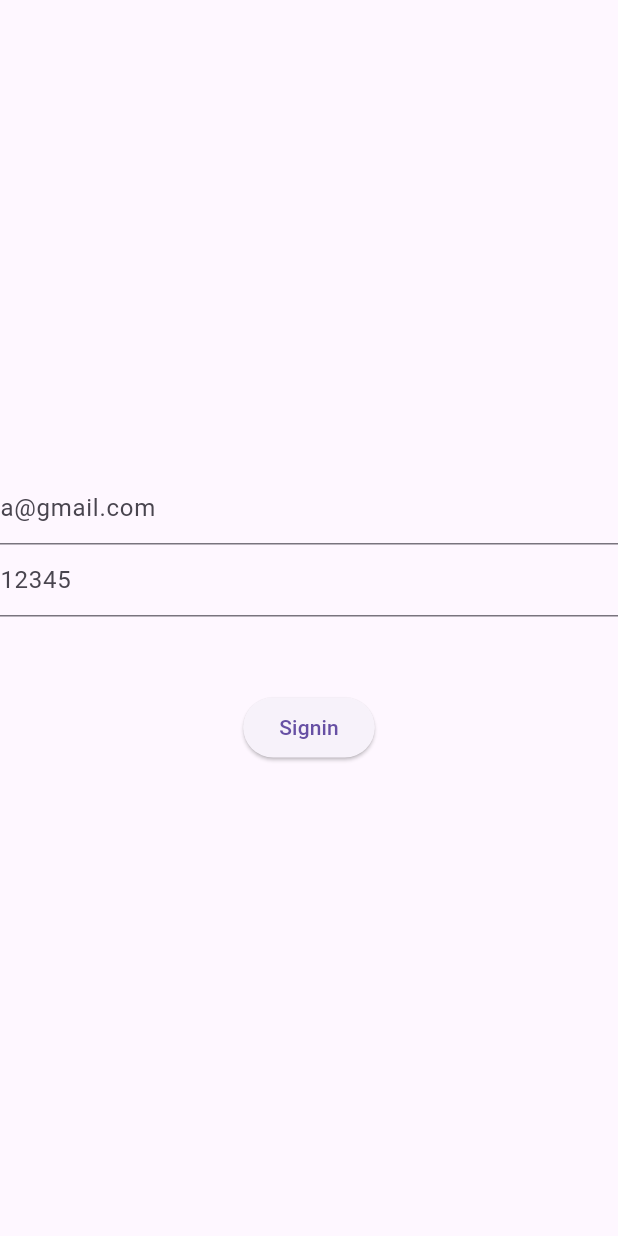
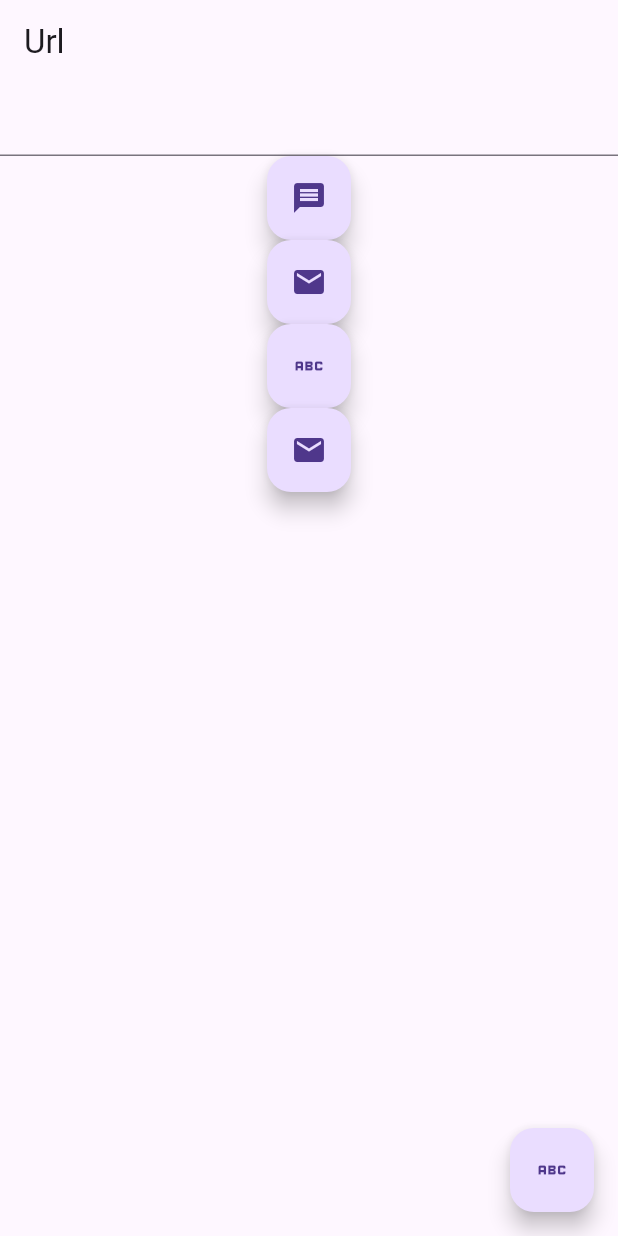
Before and after one commit to artichaudhary0/Provider, a Flutter app: the screen it shows after launch, on a phone screen of 412 x 824 dp. Run offline on Flutter 3.47's test engine with Material 3 defaults, Android fonts, the phone set to English and light mode, and no system bars; our stand-ins replace share_plus, shared_preferences; accounts and stored records are empty.

Commit message:
share_plus and url_launcher

```diff
--- a/lib/main.dart
+++ b/lib/main.dart
@@ -3,6 +3,7 @@ import 'package:contact_diary/cart/cartProvider.dart';
 import 'package:contact_diary/multi_provider/multiProvider.dart';
 import 'package:contact_diary/provider/count_provider.dart';
 import 'package:contact_diary/screens/splash.dart';
+import 'package:contact_diary/url_launc_exam/url_lanuch_ex.dart';
 import 'package:flutter/material.dart';
 import 'package:provider/provider.dart';
 import 'package:shared_preferences/shared_preferences.dart';
@@ -46,7 +47,7 @@ class MyApp extends StatelessWidget {
               debugShowCheckedModeBanner: false,
               theme: themeChangeProvider.currentTheme,
               darkTheme: ThemeData(brightness: Brightness.dark),
-              home: const SplashScreen(),
+              home: const UrlDemo(),
             );
           },
         ));
--- /dev/null
+++ b/lib/url_launc_exam/url_lanuch_ex.dart
@@ -0,0 +1,112 @@
+import 'package:flutter/material.dart';
+import 'package:share_plus/share_plus.dart';
+import 'package:url_launcher/url_launcher.dart';
+
+class UrlDemo extends StatefulWidget {
+  const UrlDemo({super.key});
+
+  @override
+  State<UrlDemo> createState() => _UrlDemoState();
+}
+
+class _UrlDemoState extends State<UrlDemo> {
+  browser({required String browserUrl}) async {
+    Uri url = Uri(
+      scheme: "https",
+      path: browserUrl,
+    );
+    await launchUrl(url);
+  }
+
+  message({required String messageUrl}) async {
+    Uri url = Uri(
+      scheme: "sms",
+      path: messageUrl,
+    );
+    await launchUrl(url);
+  }
+  email({required String emailUrl}) async {
+    Uri url = Uri(
+      scheme: "mailto",
+      path: emailUrl,
+    );
+    await launchUrl(url);
+  }
+
+
+
+  // sms({required String sms}) async {
+  //   Uri url = Uri(
+  //     scheme: "sms",
+  //     path: sms,
+  //   );
+  //   await launchUrl(url);
+  // }
+  // mailto({required String senderEmail}) async {
+  //   Uri url = Uri(
+  //     scheme: "mailto",
+  //     path: senderEmail,
+  //   );
+  //   await launchUrl(url);
+  // }
+
+  TextEditingController controller = TextEditingController();
+
+  @override
+  Widget build(BuildContext context) {
+    return Scaffold(
+      appBar: AppBar(
+        title: const Text("Url"),
+      ),
+      body: Column(
+        children: [
+          TextField(controller: controller,),
+          FloatingActionButton(
+            onPressed: () {
+              message(messageUrl: controller.value.text);
+            },
+            child: Icon(Icons.message),
+          ),
+
+          FloatingActionButton(
+            onPressed: () {
+              email(emailUrl: "devchevli4090@gmail.com");
+            },
+            child: const Icon(Icons.mail),
+          ),
+          FloatingActionButton(
+            onPressed: ()async {
+              if(controller.text.isNotEmpty) {
+                await Share.share(controller.value.text);
+              }else{}
+            },
+            child: const Icon(Icons.abc),
+          ),
+
+          FloatingActionButton(
+            onPressed: ()async {
+              String mail = "https://www.google.com";
+
+              if(controller.text.isNotEmpty) {
+                await Share.share(mail);
+              }else{}
+            },
+            child: const Icon(Icons.mail),
+          )
+
+        ],
+      ),
+      floatingActionButton: FloatingActionButton(
+        onPressed: () {
+          browser(browserUrl: "https://www.google.com/");
+          // Uri uri = Uri.parse(
+          //     "https://www.google.com/");
+          // if (await canLaunchUrl(uri)) {
+          //   await launchUrl(uri);
+          // }
+        },
+        child: const Icon(Icons.abc),
+      ),
+    );
+  }
+}
--- a/pubspec.yaml
+++ b/pubspec.yaml
@@ -37,6 +37,8 @@ dependencies:
   cupertino_icons: ^1.0.2
   provider: ^6.1.1
   shared_preferences: ^2.2.2
+  url_launcher: ^6.2.2
+  share_plus: ^7.2.1
 
 dev_dependencies:
   flutter_test:
```
Also changed, not shown: lib/screens/splash.dart (+4 -4 lines), pubspec.lock, 6 other files.
